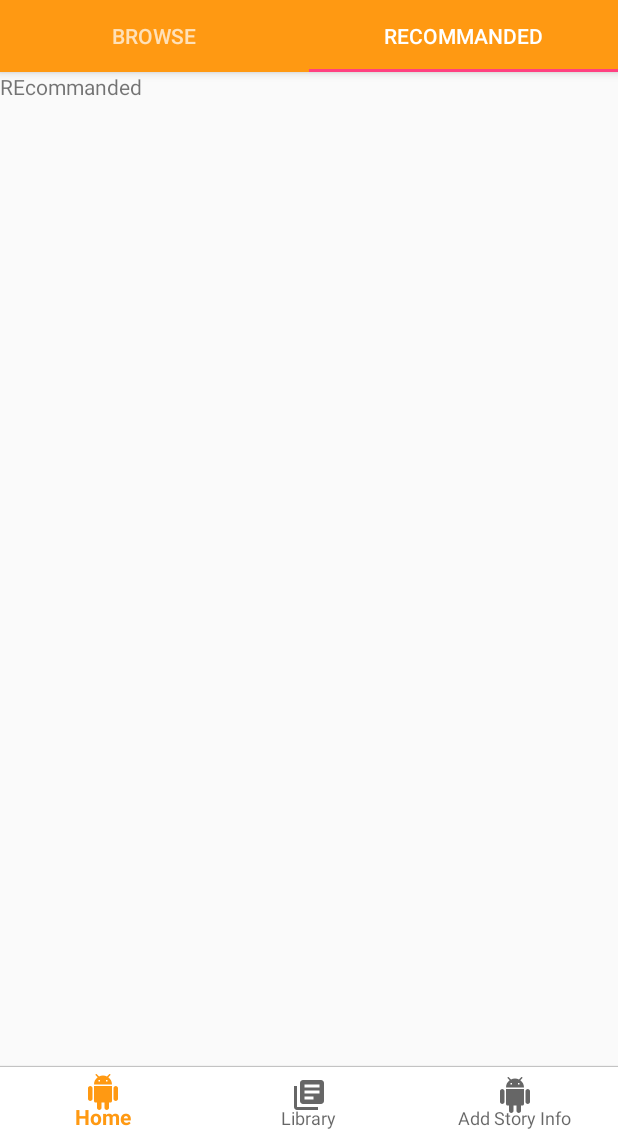
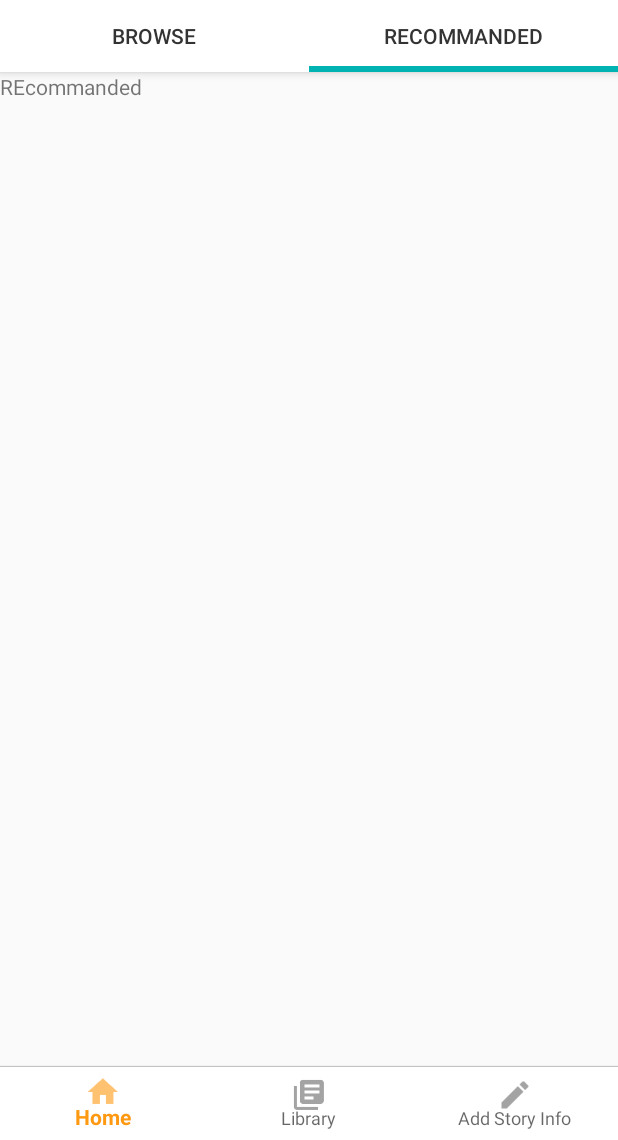
Before and after one commit to omer2500/wattpad59, an Android app: the screen it shows after launch (MainActivity), tab 2 chosen, on a phone screen of 412 x 824 dp, the part 96-1236 px from its top. Run offline under Robolectric (Android 15) with nearby library versions, the phone set to English and light mode, and no system bars.

Commit message:
Changed tab bar colors

```diff
--- a/app/src/main/res/layout/activity_main3.xml
+++ b/app/src/main/res/layout/activity_main3.xml
@@ -30,7 +30,12 @@
         <android.support.design.widget.TabLayout
             android:id="@+id/tabs"
             android:layout_width="match_parent"
-            android:layout_height="wrap_content">
+            android:layout_height="wrap_content"
+            app:tabBackground="@color/colorWhite"
+            app:tabTextColor="@color/tabText"
+            app:tabSelectedTextColor="@color/tabText"
+            app:tabIndicatorColor="@color/tabIndicator"
+            app:tabIndicatorHeight="4dp">
 
         </android.support.design.widget.TabLayout>
     </android.support.design.widget.AppBarLayout>
--- a/app/src/main/res/menu/bottom_navigation_menu.xml
+++ b/app/src/main/res/menu/bottom_navigation_menu.xml
@@ -3,18 +3,18 @@
 
     <item
         android:id="@+id/ic_home"
-        android:icon="@drawable/ic_android"
+        android:icon="@drawable/ic_home"
         android:title="@string/home"
         />
 
     <item
         android:id="@+id/ic_library"
-        android:icon="@drawable/ic_library_books"
+        android:icon="@drawable/ic_library"
         android:title="@string/library"
         />
     <item
         android:id="@+id/ic_add_story_info"
-        android:icon="@drawable/ic_android"
+        android:icon="@drawable/ic_add_story_info"
         android:title="@string/add_story_info"
         />
 
--- a/app/src/main/res/values/colors.xml
+++ b/app/src/main/res/values/colors.xml
@@ -3,6 +3,8 @@
     <color name="colorPrimary">#FF9912</color>
     <color name="colorPrimaryDark">#FF8E10</color>
     <color name="colorAccent">#FF4081</color>
-    <color name="colorWhite">#fff</color>
+    <color name="colorWhite">#FFFFFF</color>
     <color name="colorGrey">#c3c3c3 </color>
+    <color name="tabText">#333333</color>
+    <color name="tabIndicator">#00B2B2</color>
 </resources>
```
